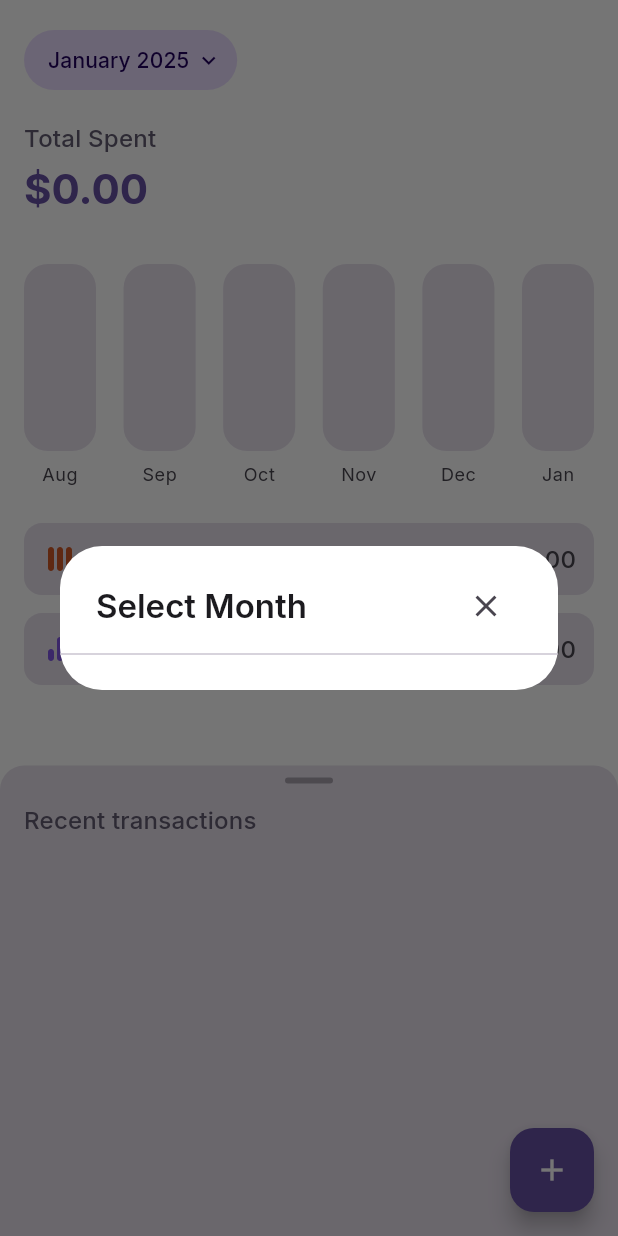
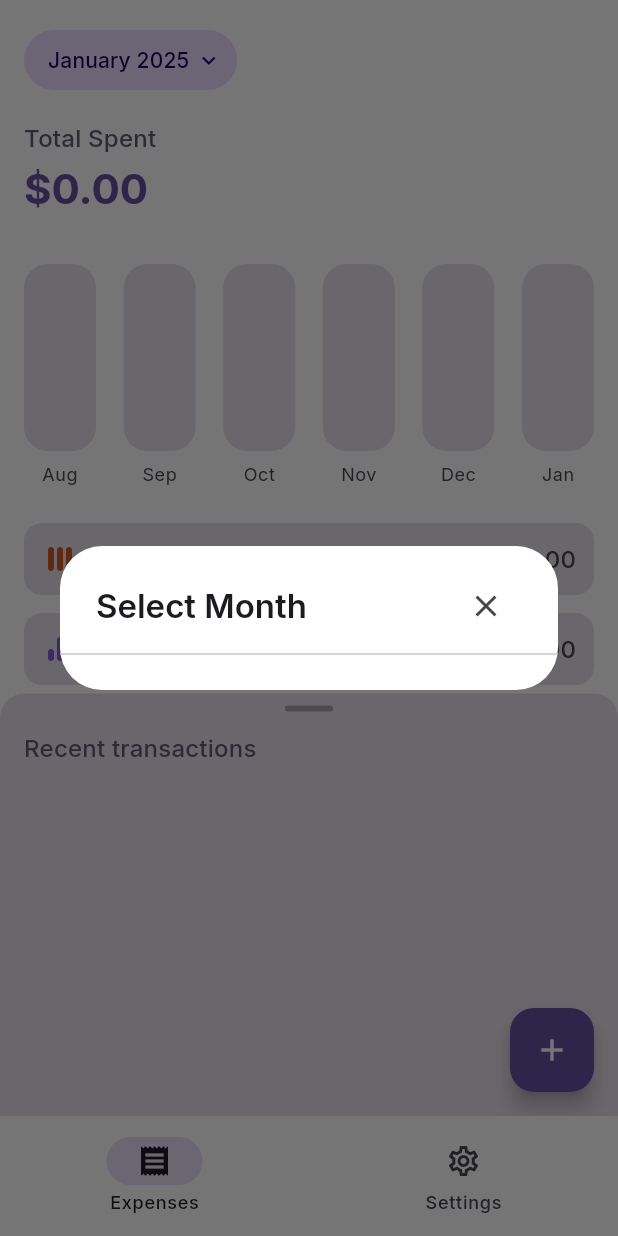
Before and after one commit to 0x6762/kiwi-spending-tracker, a Flutter app: the screen it shows after launch, after a tap on an icon or button, on a phone screen of 412 x 824 dp. Run offline on Flutter 3.47's test engine with Material 3 defaults, Android fonts, the phone set to English and light mode, and no system bars; drawn by our look-alikes of fl_chart; our stand-ins replace flutter_svg, google_fonts, shared_preferences.

Commit message:
Adds navigation bar and settings page

```diff
--- a/lib/main.dart
+++ b/lib/main.dart
@@ -2,7 +2,7 @@ import 'package:flutter/material.dart';
 import 'package:flutter/services.dart';
 import 'package:shared_preferences/shared_preferences.dart';
 import 'repositories/expense_repository.dart';
-import 'screens/expense_list_screen.dart';
+import 'screens/main_screen.dart';
 import 'theme/theme.dart';
 
 void main() async {
@@ -35,8 +35,7 @@ class MyApp extends StatelessWidget {
         theme: AppTheme.light(),
         darkTheme: AppTheme.dark(),
         themeMode: ThemeMode.system,
-        home:
-            ExpenseListScreen(repository: LocalStorageExpenseRepository(prefs)),
+        home: MainScreen(repository: LocalStorageExpenseRepository(prefs)),
       ),
     );
   }
--- /dev/null
+++ b/lib/screens/main_screen.dart
@@ -0,0 +1,50 @@
+import 'package:flutter/material.dart';
+import '../repositories/expense_repository.dart';
+import 'expense_list_screen.dart';
+import 'settings_screen.dart';
+
+class MainScreen extends StatefulWidget {
+  final ExpenseRepository repository;
+
+  const MainScreen({super.key, required this.repository});
+
+  @override
+  State<MainScreen> createState() => _MainScreenState();
+}
+
+class _MainScreenState extends State<MainScreen> {
+  int _selectedIndex = 0;
+
+  @override
+  Widget build(BuildContext context) {
+    return Scaffold(
+      body: IndexedStack(
+        index: _selectedIndex,
+        children: [
+          ExpenseListScreen(repository: widget.repository),
+          const SettingsScreen(),
+        ],
+      ),
+      bottomNavigationBar: NavigationBar(
+        onDestinationSelected: (index) {
+          setState(() {
+            _selectedIndex = index;
+          });
+        },
+        selectedIndex: _selectedIndex,
+        destinations: const [
+          NavigationDestination(
+            icon: Icon(Icons.receipt_outlined),
+            selectedIcon: Icon(Icons.receipt),
+            label: 'Expenses',
+          ),
+          NavigationDestination(
+            icon: Icon(Icons.settings_outlined),
+            selectedIcon: Icon(Icons.settings),
+            label: 'Settings',
+          ),
+        ],
+      ),
+    );
+  }
+}
--- /dev/null
+++ b/lib/screens/settings_screen.dart
@@ -0,0 +1,107 @@
+import 'package:flutter/material.dart';
+
+class SettingsScreen extends StatelessWidget {
+  const SettingsScreen({super.key});
+
+  @override
+  Widget build(BuildContext context) {
+    return Scaffold(
+      body: SafeArea(
+        child: CustomScrollView(
+          slivers: [
+            SliverAppBar.medium(
+              title: const Text('Settings'),
+            ),
+            SliverPadding(
+              padding: const EdgeInsets.all(16),
+              sliver: SliverList(
+                delegate: SliverChildListDelegate([
+                  // Theme settings
+                  Text(
+                    'Appearance',
+                    style: Theme.of(context).textTheme.titleMedium?.copyWith(
+                          color: Theme.of(context).colorScheme.primary,
+                        ),
+                  ),
+                  const SizedBox(height: 8),
+                  Card(
+                    child: Column(
+                      children: [
+                        ListTile(
+                          leading: const Icon(Icons.palette_outlined),
+                          title: const Text('Theme'),
+                          subtitle: const Text('System default'),
+                          onTap: () {
+                            // TODO: Implement theme selection
+                          },
+                        ),
+                      ],
+                    ),
+                  ),
+                  const SizedBox(height: 24),
+
+                  // Account settings
+                  Text(
+                    'Accounts',
+                    style: Theme.of(context).textTheme.titleMedium?.copyWith(
+                          color: Theme.of(context).colorScheme.primary,
+                        ),
+                  ),
+                  const SizedBox(height: 8),
+                  Card(
+                    child: Column(
+                      children: [
+                        ListTile(
+                          leading: const Icon(Icons.account_balance_outlined),
+                          title: const Text('Manage Accounts'),
+                          subtitle: const Text('Add or edit your accounts'),
+                          onTap: () {
+                            // TODO: Implement account management
+                          },
+                        ),
+                      ],
+                    ),
+                  ),
+                  const SizedBox(height: 24),
+
+                  // Data settings
+                  Text(
+                    'Data',
+                    style: Theme.of(context).textTheme.titleMedium?.copyWith(
+                          color: Theme.of(context).colorScheme.primary,
+                        ),
+                  ),
+                  const SizedBox(height: 8),
+                  Card(
+                    child: Column(
+                      children: [
+                        ListTile(
+                          leading: const Icon(Icons.backup_outlined),
+                          title: const Text('Backup & Restore'),
+                          subtitle: const Text('Manage your expense data'),
+                          onTap: () {
+                            // TODO: Implement backup & restore
+                          },
+                        ),
+                        ListTile(
+                          leading: const Icon(Icons.delete_outline),
+                          title: const Text('Clear Data'),
+                          subtitle: const Text('Delete all expenses'),
+                          textColor: Theme.of(context).colorScheme.error,
+                          iconColor: Theme.of(context).colorScheme.error,
+                          onTap: () {
+                            // TODO: Implement clear data
+                          },
+                        ),
+                      ],
+                    ),
+                  ),
+                ]),
+              ),
+            ),
+          ],
+        ),
+      ),
+    );
+  }
+}
```
